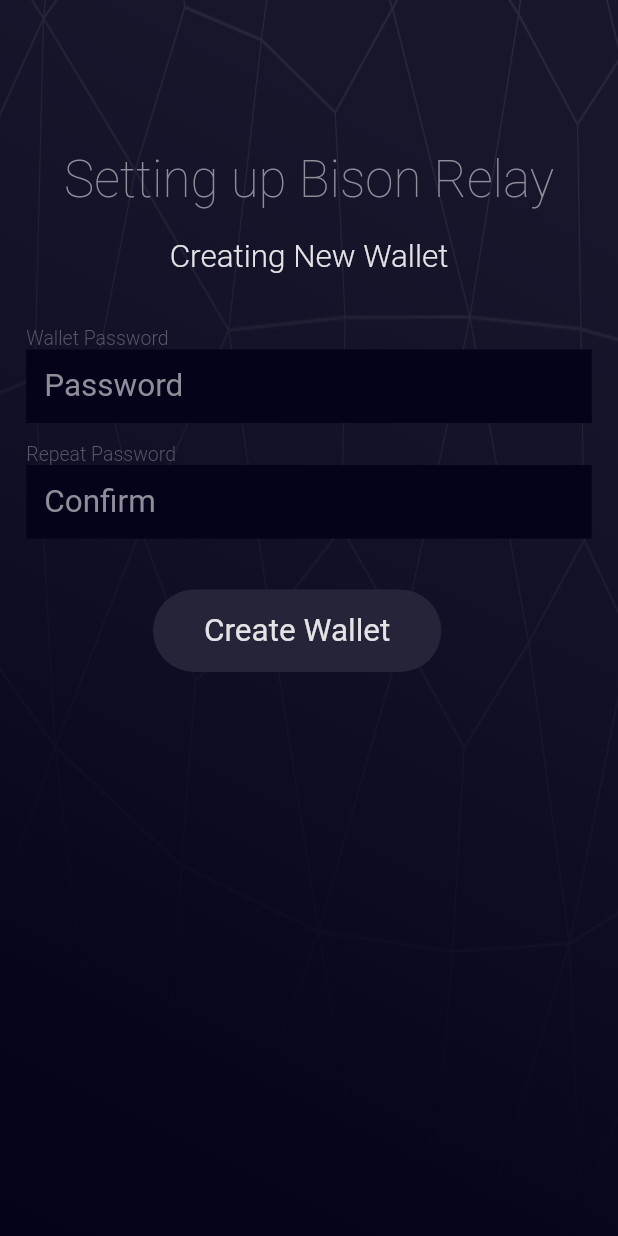
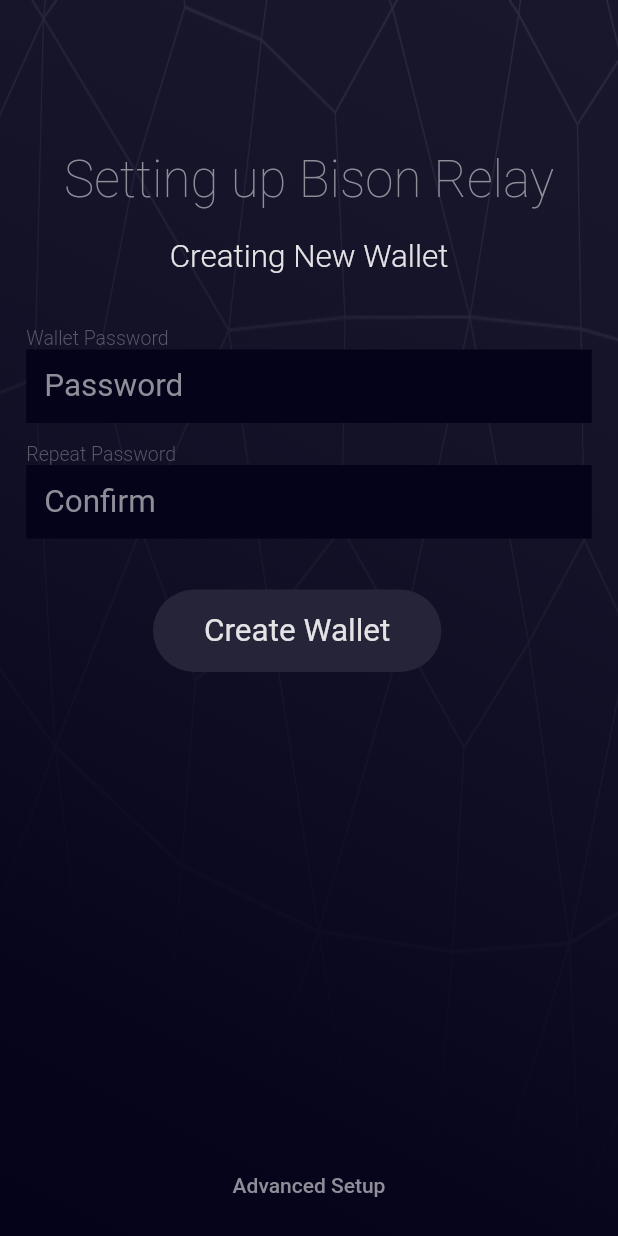
Before and after one commit to companyzero/bisonrelay, a Flutter app: the screen it shows after launch, on a phone screen of 412 x 824 dp. Run offline on Flutter 3.47's test engine with Material 2 defaults, Android fonts, the phone set to English and light mode, and no system bars; our stand-ins replace args, convert, file_picker, flutter_markdown, json_rpc_2 and 6 more; missing offline and left inert: blake_hash, dart:ffi, ini, markdown, shared_preferences_web, window_manager; project files that could hold a hidden picture were left out.

Commit message:
bruig: improve onboard

```diff
--- a/bruig/flutterui/bruig/lib/models/newconfig.dart
+++ b/bruig/flutterui/bruig/lib/models/newconfig.dart
@@ -38,6 +38,7 @@
   String macaroonPath = "";
   String serverAddr = "";
   String newWalletSeed = "";
+  bool advancedSetup = false;
 
   Future<LNInfo> tryExternalDcrlnd(
       String host, String tlsPath, String macaroonPath) async {
--- a/bruig/flutterui/bruig/lib/screens/newconfig/ln_choice_internal.dart
+++ b/bruig/flutterui/bruig/lib/screens/newconfig/ln_choice_internal.dart
@@ -13,6 +13,7 @@
 }
 
 class _LNInternalWalletPageState extends State<LNInternalWalletPage> {
+  NewConfigModel get newconf => widget.newconf;
   TextEditingController passCtrl = TextEditingController();
   TextEditingController passRepeatCtrl = TextEditingController();
   bool loading = false;
@@ -43,6 +44,11 @@
         loading = false;
       });
     }
+  }
+
+  void startAdvancedSetup() {
+    newconf.advancedSetup = true;
+    Navigator.of(context).pushNamed("/newconf/networkChoice");
   }
 
   @override
@@ -164,8 +170,16 @@
                                         strokeWidth: 2),
                                   )
                                 : const SizedBox(width: 25),
-                          ])))
-                ])
+                          ]))),
+                ]),
+                const Expanded(child: Empty()),
+                !newconf.advancedSetup
+                    ? TextButton(
+                        child: Text("Advanced Setup",
+                            style: TextStyle(color: textColor)),
+                        onPressed: startAdvancedSetup,
+                      )
+                    : const Empty(),
               ]))
         ]));
   }
```
Also changed, not shown: bruig/flutterui/bruig/lib/screens/chats.dart (+48 -0 lines).
